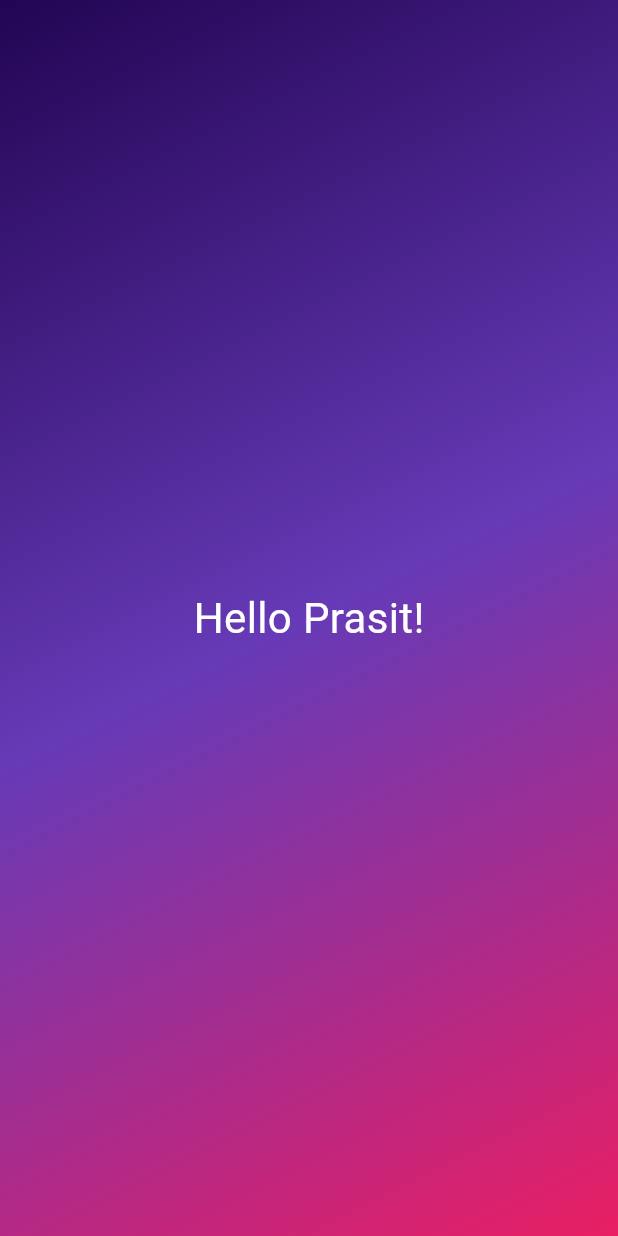
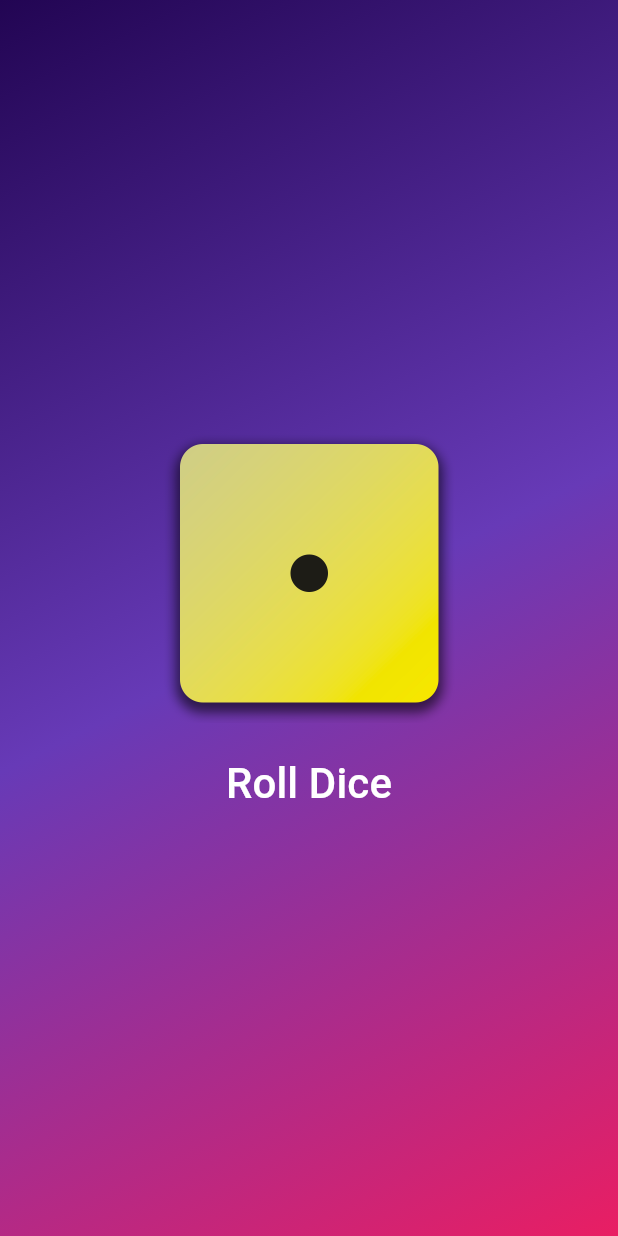
Before and after one commit to p-poudel/basics, a Flutter app: the screen it shows after launch, on a phone screen of 412 x 824 dp. Run offline on Flutter 3.47's test engine with Material 3 defaults, Android fonts, the phone set to English and light mode, and no system bars.

Commit message:
Roll Dice App Completed

```diff
--- /dev/null
+++ b/lib/dice_roller.dart
@@ -0,0 +1,50 @@
+import 'dart:math';
+import 'package:basics/styled_text.dart';
+import 'package:flutter/material.dart';
+
+var randomizer = Random();
+
+class DiceRoller extends StatefulWidget {
+  const DiceRoller({super.key});
+
+  @override
+  State<DiceRoller> createState() {
+    return _DiceRollerState();
+  }
+}
+
+class _DiceRollerState extends State<DiceRoller> {
+  var diceNum = 1;
+
+  void rollDice() {
+    setState(
+      () {
+        diceNum = randomizer.nextInt(6) + 1;
+      },
+    );
+  }
+
+  @override
+  Widget build(context) {
+    return Column(
+      mainAxisSize: MainAxisSize.min,
+      children: [
+        Image.asset(
+          'assets/images/dice-$diceNum.png',
+          width: 200,
+        ),
+        TextButton(
+          onPressed: rollDice,
+          style: TextButton.styleFrom(
+            padding: const EdgeInsets.only(
+              top: 20,
+            ),
+          ),
+          child: const StyledText(
+            'Roll Dice',
+          ),
+        ),
+      ],
+    );
+  }
+}
--- a/lib/gradient_container.dart
+++ b/lib/gradient_container.dart
@@ -1,4 +1,4 @@
-import 'package:basics/styled_text.dart';
+import 'package:basics/dice_roller.dart';
 import 'package:flutter/material.dart';
 
 const startAlignment = Alignment.topLeft;
@@ -20,7 +20,7 @@ class GradientContainer extends StatelessWidget {
         ),
       ),
       child: const Center(
-        child: StyledText('Hello Prasit!'),
+        child: DiceRoller(),
       ),
     );
   }
```
Also changed, not shown: lib/main.dart (+12 -8 lines).
